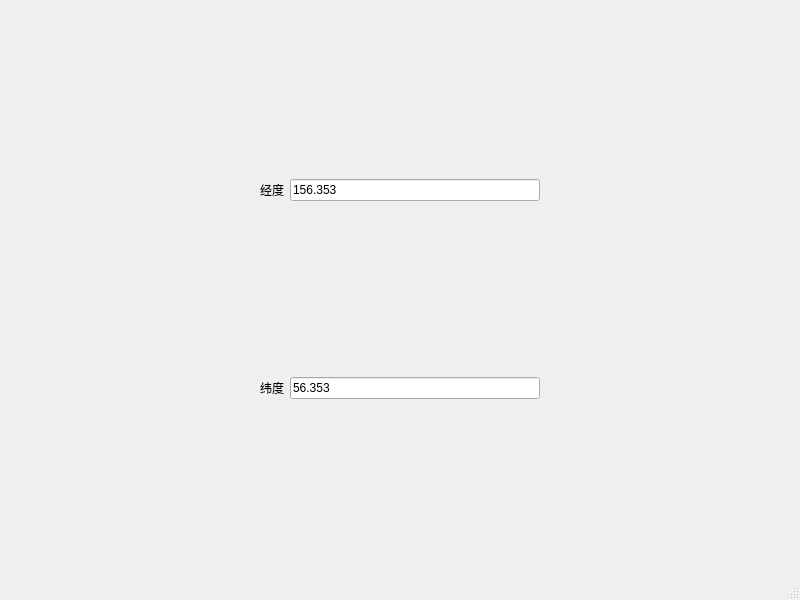
Before: the Qt Designer form mainwindow.ui in tnie/geo, drawn with Qt 5.
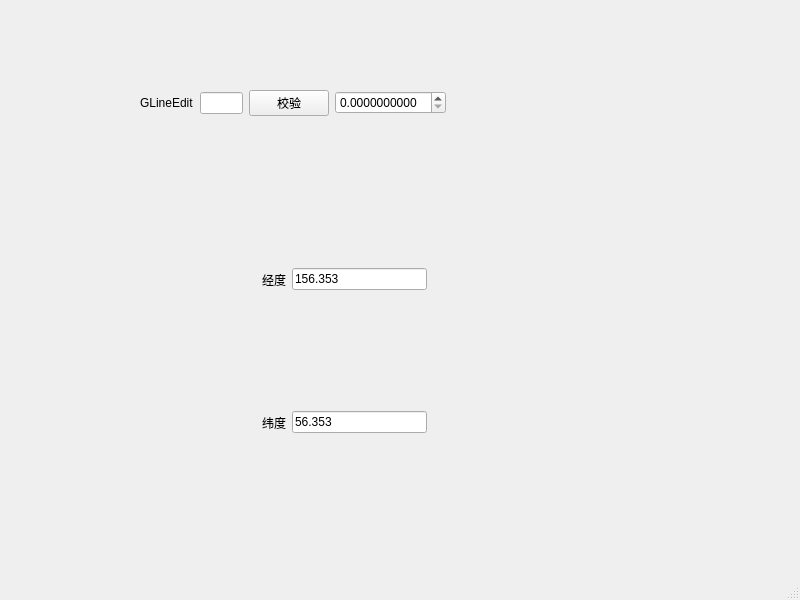
After: the same form once the commit is applied. Custom widgets are drawn as their Qt base class.

Commit message: 测试 GLineEdit

```diff
--- a/mainwindow.ui
+++ b/mainwindow.ui
@@ -14,88 +14,94 @@
    <string>MainWindow</string>
   </property>
   <widget class="QWidget" name="centralwidget">
-   <layout class="QGridLayout" name="gridLayout">
-    <item row="1" column="3">
-     <spacer name="horizontalSpacer_2">
-      <property name="orientation">
-       <enum>Qt::Horizontal</enum>
-      </property>
-      <property name="sizeHint" stdset="0">
-       <size>
-        <width>40</width>
-        <height>20</height>
-       </size>
-      </property>
-     </spacer>
-    </item>
-    <item row="0" column="0">
-     <spacer name="horizontalSpacer_3">
-      <property name="orientation">
-       <enum>Qt::Horizontal</enum>
-      </property>
-      <property name="sizeHint" stdset="0">
-       <size>
-        <width>40</width>
-        <height>20</height>
-       </size>
-      </property>
-     </spacer>
-    </item>
-    <item row="0" column="1">
+   <widget class="QWidget" name="layoutWidget">
+    <property name="geometry">
+     <rect>
+      <x>140</x>
+      <y>90</y>
+      <width>306</width>
+      <height>26</height>
+     </rect>
+    </property>
+    <layout class="QHBoxLayout" name="horizontalLayout">
+     <item>
+      <widget class="QLabel" name="label_3">
+       <property name="text">
+        <string>GLineEdit</string>
+       </property>
+      </widget>
+     </item>
+     <item>
+      <widget class="GLineEdit" name="lineEdit"/>
+     </item>
+     <item>
+      <widget class="QPushButton" name="pushButton">
+       <property name="text">
+        <string>校验</string>
+       </property>
+      </widget>
+     </item>
+     <item>
+      <widget class="QDoubleSpinBox" name="doubleSpinBox">
+       <property name="decimals">
+        <number>10</number>
+       </property>
+      </widget>
+     </item>
+    </layout>
+   </widget>
+   <widget class="QWidget" name="layoutWidget">
+    <property name="geometry">
+     <rect>
+      <x>262</x>
+      <y>268</y>
+      <width>165</width>
+      <height>23</height>
+     </rect>
+    </property>
+    <layout class="QHBoxLayout" name="horizontalLayout_2">
+     <item>
      <widget class="QLabel" name="label">
       <property name="text">
        <string>经度</string>
       </property>
      </widget>
     </item>
-    <item row="0" column="3">
-     <spacer name="horizontalSpacer">
-      <property name="orientation">
-       <enum>Qt::Horizontal</enum>
-      </property>
-      <property name="sizeHint" stdset="0">
-       <size>
-        <width>40</width>
-        <height>20</height>
-       </size>
-      </property>
-     </spacer>
-    </item>
-    <item row="1" column="2">
-     <widget class="SeCommonLineEditLon" name="leLat">
-      <property name="text">
-       <string>56.353</string>
-      </property>
-     </widget>
-    </item>
-    <item row="0" column="2">
+     <item>
      <widget class="SeCommonLineEditLon" name="leLon">
       <property name="text">
        <string>156.353</string>
       </property>
      </widget>
     </item>
-    <item row="1" column="1">
+    </layout>
+   </widget>
+   <widget class="QWidget" name="layoutWidget">
+    <property name="geometry">
+     <rect>
+      <x>262</x>
+      <y>411</y>
+      <width>165</width>
+      <height>23</height>
+     </rect>
+    </property>
+    <layout class="QHBoxLayout" name="horizontalLayout_3">
+     <item>
      <widget class="QLabel" name="label_2">
       <property name="text">
        <string>纬度</string>
       </property>
      </widget>
     </item>
-    <item row="1" column="0">
-     <spacer name="horizontalSpacer_4">
-      <property name="orientation">
-       <enum>Qt::Horizontal</enum>
-      </property>
-      <property name="sizeHint" stdset="0">
-       <size>
-        <width>40</width>
-        <height>20</height>
-       </size>
-      </property>
-     </spacer>
-    </item>
-   </layout>
+     <item>
+      <widget class="SeCommonLineEditLon" name="leLat">
+       <property name="text">
+        <string>56.353</string>
+       </property>
+      </widget>
+     </item>
+    </layout>
+   </widget>
   </widget>
   <widget class="QMenuBar" name="menubar">
    <property name="geometry">
@@ -115,6 +121,11 @@
    <extends>QLineEdit</extends>
    <header>commonlineedit.h</header>
   </customwidget>
+  <customwidget>
+   <class>GLineEdit</class>
+   <extends>QLineEdit</extends>
+   <header>glineedit.h</header>
+  </customwidget>
  </customwidgets>
  <resources/>
  <connections/>
```
Lines whose indentation alone changed are shown as unchanged. The commit also changes 2 other files.
